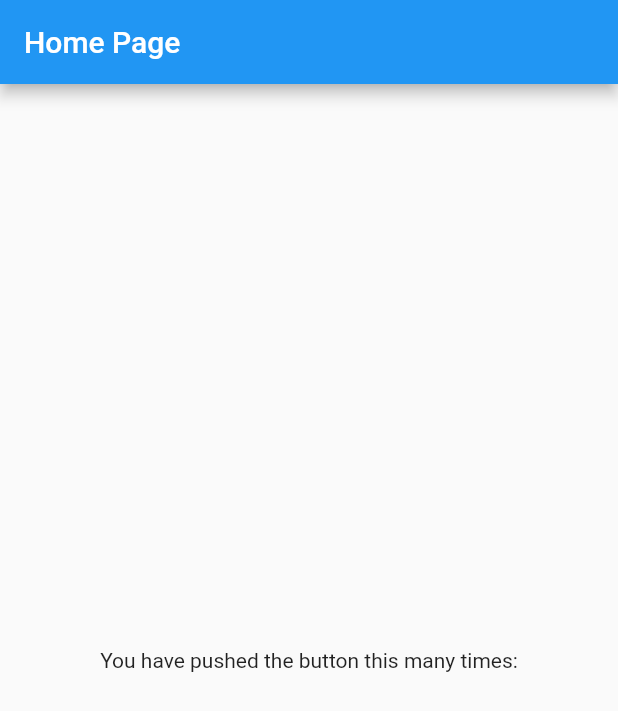
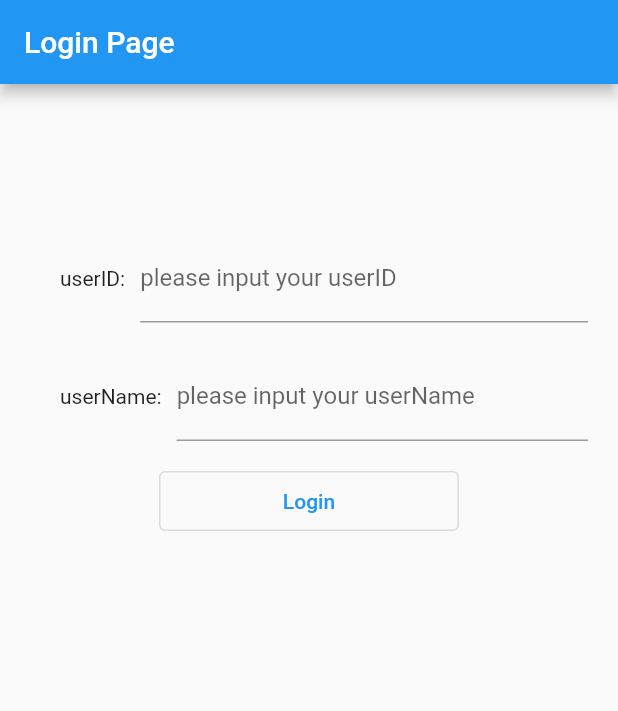
Before and after one commit to webart82/zegocloud_sdk_demos, a Flutter app: the screen it shows after launch, on a phone screen of 412 x 824 dp. Shown: the top 711 px of the screen. Run offline on Flutter 3.47's test engine with Material 2 defaults, Android fonts, the phone set to English and light mode, and no system bars; our stand-ins replace permission_handler; missing offline and left inert: dart:ffi, encrypt, zego_express_engine, zego_zim; accounts and stored records are empty.

Commit message:
flutter live streaming add file.

```diff
--- /dev/null
+++ b/live_streaming/best_practices/cohosting/flutter/lib/internal/zego_service_define.dart
@@ -0,0 +1,3 @@
+export 'zego_express_service.dart';
+export 'zego_express_service_event.dart';
+export 'zego_user_Info.dart';
--- /dev/null
+++ b/live_streaming/best_practices/cohosting/flutter/lib/internal/zego_user_Info.dart
@@ -0,0 +1,10 @@
+class ZegoUserInfo {
+
+  ZegoUserInfo({
+    required this.userID,
+    required this.userName,
+  });
+
+  late String userID;
+  late String userName;
+}
--- a/live_streaming/best_practices/cohosting/flutter/lib/main.dart
+++ b/live_streaming/best_practices/cohosting/flutter/lib/main.dart
@@ -1,4 +1,7 @@
 import 'package:flutter/material.dart';
+import 'package:live_streaming_with_cohosting/pages/zego_login_page.dart';
+import 'package:live_streaming_with_cohosting/utils/permission.dart';
+import 'package:permission_handler/permission_handler.dart';
 
 void main() {
   runApp(const MyApp());
@@ -24,47 +27,7 @@ class MyApp extends StatelessWidget {
         // is not restarted.
         primarySwatch: Colors.blue,
       ),
-      home: const MyHomePage(title: 'Home Page'),
+      home: const ZegoLoginPage(title: 'Login Page'),
     );
   }
 }
-
-class MyHomePage extends StatefulWidget {
-  const MyHomePage({super.key, required this.title});
-
-  // This widget is the home page of your application. It is stateful, meaning
-  // that it has a State object (defined below) that contains fields that affect
-  // how it looks.
-
-  // This class is the configuration for the state. It holds the values (in this
-  // case the title) provided by the parent (in this case the App widget) and
-  // used by the build method of the State. Fields in a Widget subclass are
-  // always marked "final".
-
-  final String title;
-
-  @override
-  State<MyHomePage> createState() => _MyHomePageState();
-}
-
-class _MyHomePageState extends State<MyHomePage> {
-
-  @override
-  Widget build(BuildContext context) {
-    return Scaffold(
-      appBar: AppBar(
-        title: Text(widget.title),
-      ),
-      body: Center(
-        child: Column(
-          mainAxisAlignment: MainAxisAlignment.center,
-          children: <Widget>[
-            const Text(
-              'You have pushed the button this many times:',
-            ),
-          ],
-        ),
-      ),
-    );
-  }
-}
--- /dev/null
+++ b/live_streaming/best_practices/cohosting/flutter/lib/pages/zego_login_page.dart
@@ -0,0 +1,92 @@
+import 'package:flutter/material.dart';
+
+import '../utils/permission.dart';
+
+class ZegoLoginPage extends StatefulWidget {
+  const ZegoLoginPage({super.key, required this.title});
+
+  final String title;
+
+  @override
+  State<ZegoLoginPage> createState() => _ZegoLoginPageState();
+}
+
+class _ZegoLoginPageState extends State<ZegoLoginPage> {
+  final userIDController = TextEditingController();
+  final userNameController = TextEditingController();
+
+  @override
+  void initState() {
+    super.initState();
+    // requestPermission();
+  }
+
+  @override
+  Widget build(BuildContext context) {
+    return Scaffold(
+      appBar: AppBar(
+        title: Text(widget.title),
+      ),
+      body: Padding(
+        padding: EdgeInsets.only(top: 100, left: 20, right: 20),
+        child: Column(
+          children: [
+            userIDInputView(),
+            SizedBox(
+              height: 20,
+            ),
+            userNameInputView(),
+            SizedBox(
+              height: 20,
+            ),
+            SizedBox(
+              width: 200,
+              height: 40,
+              child: OutlinedButton(onPressed: () {
+
+              }, child: Text('Login')),
+            ),
+          ],
+        ),
+      ),
+    );
+  }
+
+  Widget userIDInputView() {
+    return Row(
+      children: [
+        SizedBox(width: 20),
+        Text('userID:'),
+        SizedBox(
+          width: 10,
+        ),
+        Flexible(
+            child: TextField(
+          controller: userIDController,
+          decoration: InputDecoration(
+            labelText: 'please input your userID',
+          ),
+        )),
+      ],
+    );
+  }
+
+  Widget userNameInputView() {
+    return Row(
+      children: [
+        SizedBox(width: 20),
+        Text('userName:'),
+        SizedBox(
+          width: 10,
+        ),
+        Flexible(
+            child: TextField(
+          controller: userNameController,
+          decoration: InputDecoration(
+            labelText: 'please input your userName',
+          ),
+        )),
+      ],
+    );
+  }
+}
--- /dev/null
+++ b/live_streaming/best_practices/cohosting/flutter/lib/pages/zego_page_define.dart
@@ -0,0 +1,3 @@
+export 'zego_join_live_page.dart';
+export 'zego_live_page.dart';
+export 'zego_login_page.dart';
```
Also changed, not shown: live_streaming/best_practices/cohosting/flutter/lib/internal/zego_express_service.dart (added, +94 -0 lines), live_streaming/best_practices/cohosting/flutter/lib/internal/zego_express_service_event.dart (added, +30 -0 lines), live_streaming/best_practices/cohosting/flutter/lib/pages/zego_join_live_page.dart (added), live_streaming/best_practices/cohosting/flutter/lib/pages/zego_live_page.dart (added), live_streaming/best_practices/cohosting/flutter/lib/zego_sdk_manager.dart (added), 1 other file.
